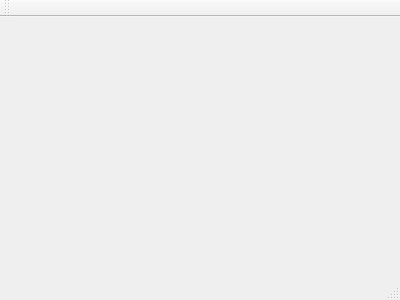
Above: mainwindow.ui from EquipoDesarrollo-RASP/ProjectRASP before the change. Below: the same form after it.
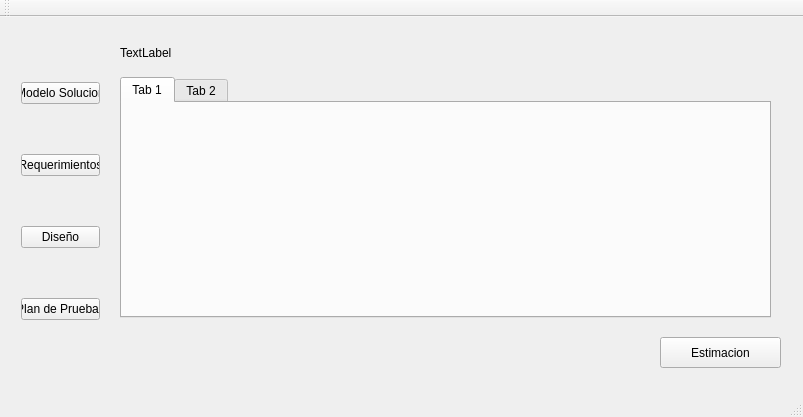
That is the form after the change.

Commit message: Se han agregado 5 botones, un label, ventana de tabs

The edit to the form file:
```diff
--- a/mainwindow.ui
+++ b/mainwindow.ui
@@ -1,24 +1,129 @@
 <ui version="4.0">
  <class>MainWindow</class>
- <widget class="QMainWindow" name="MainWindow" >
-  <property name="geometry" >
+ <widget class="QMainWindow" name="MainWindow">
+  <property name="geometry">
    <rect>
     <x>0</x>
     <y>0</y>
-    <width>400</width>
-    <height>300</height>
+    <width>803</width>
+    <height>417</height>
    </rect>
   </property>
   <property name="windowTitle" >
    <string>MainWindow</string>
   </property>
-  <widget class="QMenuBar" name="menuBar" />
-  <widget class="QToolBar" name="mainToolBar" />
-  <widget class="QWidget" name="centralWidget" />
-  <widget class="QStatusBar" name="statusBar" />
+  <widget class="QWidget" name="centralWidget">
+   <widget class="QPushButton" name="pushButton_Estimacion">
+    <property name="geometry">
+     <rect>
+      <x>660</x>
+      <y>320</y>
+      <width>121</width>
+      <height>31</height>
+     </rect>
+    </property>
+    <property name="text">
+     <string>Estimacion</string>
+    </property>
+   </widget>
+   <widget class="QTabWidget" name="tabWidget">
+    <property name="geometry">
+     <rect>
+      <x>120</x>
+      <y>60</y>
+      <width>651</width>
+      <height>241</height>
+     </rect>
+    </property>
+    <property name="currentIndex">
+     <number>0</number>
+    </property>
+    <widget class="QWidget" name="tab">
+     <attribute name="title">
+      <string>Tab 1</string>
+     </attribute>
+    </widget>
+    <widget class="QWidget" name="tab_2">
+     <attribute name="title">
+      <string>Tab 2</string>
+     </attribute>
+    </widget>
+   </widget>
+   <widget class="QLabel" name="label">
+    <property name="geometry">
+     <rect>
+      <x>120</x>
+      <y>20</y>
+      <width>441</width>
+      <height>31</height>
+     </rect>
+    </property>
+    <property name="text">
+     <string>TextLabel</string>
+    </property>
+   </widget>
+   <widget class="QWidget" name="verticalLayoutWidget">
+    <property name="geometry">
+     <rect>
+      <x>10</x>
+      <y>10</y>
+      <width>101</width>
+      <height>351</height>
+     </rect>
+    </property>
+    <layout class="QVBoxLayout" name="verticalLayout">
+     <item>
+      <widget class="QPushButton" name="pushButton_ModeloSolucion">
+       <property name="text">
+        <string>Modelo Solucion</string>
+       </property>
+      </widget>
+     </item>
+     <item>
+      <widget class="QPushButton" name="pushButton_Requerimientos">
+       <property name="text">
+        <string>Requerimientos</string>
+       </property>
+      </widget>
+     </item>
+     <item>
+      <widget class="QPushButton" name="pushButton_Disenio">
+       <property name="text">
+        <string>Diseño</string>
+       </property>
+      </widget>
+     </item>
+     <item>
+      <widget class="QPushButton" name="pushButton_Pruebas">
+       <property name="text">
+        <string>Plan de Pruebas</string>
+       </property>
+      </widget>
+     </item>
+    </layout>
+   </widget>
+  </widget>
+  <widget class="QMenuBar" name="menuBar">
+   <property name="geometry">
+    <rect>
+     <x>0</x>
+     <y>0</y>
+     <width>803</width>
+     <height>21</height>
+    </rect>
+   </property>
+  </widget>
+  <widget class="QToolBar" name="mainToolBar">
+   <attribute name="toolBarArea">
+    <enum>TopToolBarArea</enum>
+   </attribute>
+   <attribute name="toolBarBreak">
+    <bool>false</bool>
+   </attribute>
+  </widget>
+  <widget class="QStatusBar" name="statusBar"/>
  </widget>
- <layoutDefault spacing="6" margin="11" />
- <pixmapfunction></pixmapfunction>
+ <layoutdefault spacing="6" margin="11"/>
  <resources/>
  <connections/>
 </ui>
```
Left out of the diff: 3 changed lines with no effect on the pictures.
